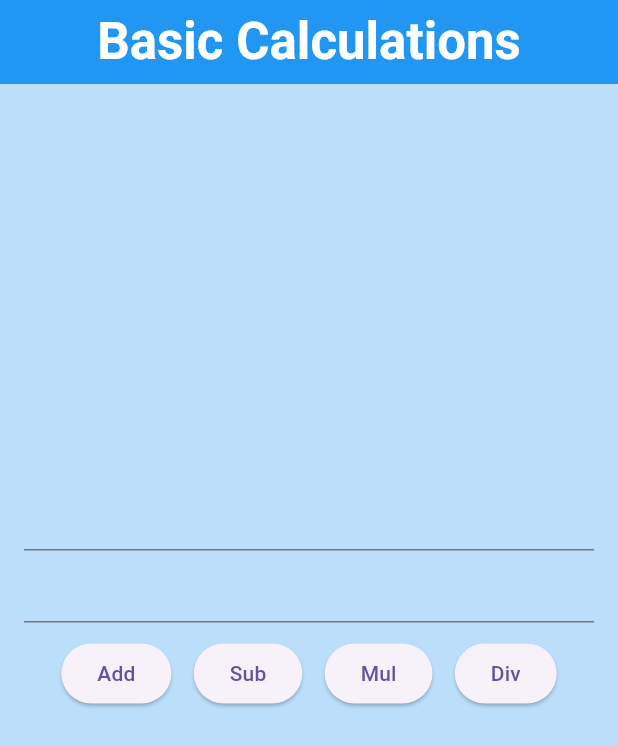
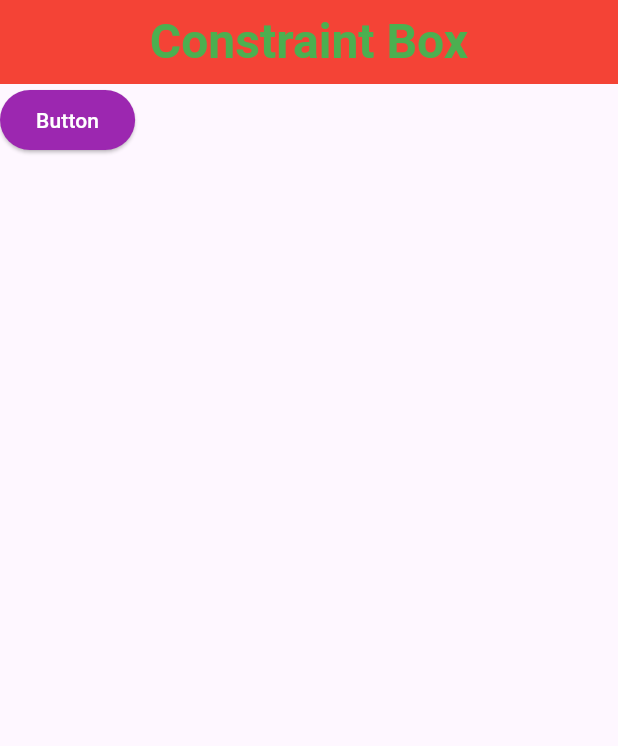
Before and after one commit to Md-Raju-Mia/flutter_development_journey_with_wscubeTech, a Flutter app: the screen it shows after launch, on a phone screen of 412 x 824 dp. Shown: the top 746 px of the screen. Run offline on Flutter 3.47's test engine with Material 3 defaults, Android fonts, the phone set to English and light mode, and no system bars; our stand-ins replace font_awesome_flutter.

Commit message:
constraints box

```diff
--- a/lib/main.dart
+++ b/lib/main.dart
@@ -72,8 +72,6 @@ class _MyHomePageState extends State<MyHomePage> {
         title: Text(widget.title),
       ),*/
 
-
-
 ///Container & Center widget
 // body: Center(
 //   child: Container(
@@ -84,7 +82,6 @@ class _MyHomePageState extends State<MyHomePage> {
 //
 //   ),
 // ),
-
 
 ///Text widget
 // body: Text('Hello Flutter Devs', style: TextStyle(
@@ -108,7 +105,6 @@ class _MyHomePageState extends State<MyHomePage> {
 //   },
 // ),
 
-
 ///ElevatedButton (shadow button)
 // body: ElevatedButton(
 //     child: Text('Elevated Button'),
@@ -126,8 +122,6 @@ class _MyHomePageState extends State<MyHomePage> {
 //       print('Outlined Button Pressed');
 //   },
 // ),
-
-
 
 ///Add Image In App
 ///Steps:
@@ -207,6 +201,7 @@ class _MyHomePageState extends State<MyHomePage> {
         ),
       ),
 */
+
 ///Row
 /*body: Container(
         ///horizontal width for Row
@@ -242,7 +237,6 @@ class _MyHomePageState extends State<MyHomePage> {
           ],
         ),
       ),*/
-
 
 /// Inkwell widget: It responds to the touch action as performed by the user.
 
@@ -279,7 +273,6 @@ class _MyHomePageState extends State<MyHomePage> {
         ),
       ),*/
 
-
 ///SCROLLVIEW AND ITS TYPES
 ///Vertical + Horizontal
 
@@ -392,7 +385,6 @@ class _MyHomePageState extends State<MyHomePage> {
           ),
         ],
       )*/
-
 
 ///List view for fetch api data
 /*      body: ListView.builder(itemBuilder: (context, index){
@@ -482,7 +474,6 @@ class _MyHomePageState extends State<MyHomePage> {
         ),
       ),*/
 
-
 ///Expanded Widget
 /*   body: Row(
         // mainAxisAlignment: MainAxisAlignment.center,
@@ -527,7 +518,6 @@ class _MyHomePageState extends State<MyHomePage> {
         padding: EdgeInsets.only(top:11, left: 34), // Give padding for your selected side
         child: Text('Hello World!', style: TextStyle(fontSize: 25),),
       ),*/
-
 
 /*** Margin ***/
 /*body: Container(
@@ -561,7 +551,6 @@ class _MyHomePageState extends State<MyHomePage> {
           return Divider(height: 20, thickness: 4,);
           },
         )*/
-
 
 ///Circle-Avatar
 //---It is simply a circle in which we can add background color, background image or just some text
@@ -585,7 +574,6 @@ class _MyHomePageState extends State<MyHomePage> {
         // ),
       ),*/
 
-
 ///Custom Font in App
 // body: Center(
 //   child: Text(
@@ -598,8 +586,6 @@ class _MyHomePageState extends State<MyHomePage> {
 //     ),
 //   ),
 // ),
-
-
 
 ///Styles & Themes
 // body: Column(
@@ -623,11 +609,6 @@ class _MyHomePageState extends State<MyHomePage> {
 //   ],
 // ),
 
-
-
-
-
-
 ///CardWidget
 
 /*     body: Center(
@@ -650,7 +631,6 @@ class _MyHomePageState extends State<MyHomePage> {
         ),
       ),*/
 
-
 ///Adding Text Input Widgets(TextField)
 // A TextField is an input element which hold the alphanumeric data, such as name, password, address etc
 // Enable the user to enter text information using a programmable code
@@ -739,7 +719,6 @@ class _MyHomePageState extends State<MyHomePage> {
           )
       ),*/
 
-
 ///Getting current Date & Time
 /*body: Center(
         child: Container(
@@ -843,7 +822,6 @@ class _MyHomePageState extends State<MyHomePage> {
           ],
         ),
       )*/
-
 
 ///Grid-View with container
 // body: Container(
@@ -886,10 +864,6 @@ class _MyHomePageState extends State<MyHomePage> {
 //   ),
 // )
 
-
-
-
-
 ///Grid-View without container and padding
 /*    body: Column(
           children: [
@@ -913,7 +887,7 @@ class _MyHomePageState extends State<MyHomePage> {
             ),
 
               //use gridview.extent when you want to show your grid based on screen size..
-          *//*    child: GridView.extent(
+          */ /*    child: GridView.extent(
                 maxCrossAxisExtent: 100,
                 crossAxisSpacing: 11,
                 mainAxisSpacing: 11,
@@ -927,11 +901,10 @@ class _MyHomePageState extends State<MyHomePage> {
                   Container(color: arrcolors[6]),
                   Container(color: arrcolors[7]),
                 ],
-              ),*//*
+              ),*/ /*
 
           ],
         )*/
-
 
 ///Grid-view builder dynamic for unknown size of data
 /*     body: GridView.builder(itemBuilder: (context, index) {
@@ -948,28 +921,20 @@ class _MyHomePageState extends State<MyHomePage> {
       ),
       ),*/
 
-
 ///callBack function
 // Data flow, Data passing
 /*  body: ElevatedButton(
           onPressed: callBack, child: Text('Click Me!!')),*/
 
-
-
 ///Custom Widget
 ///Spliting the app into widgets
 //My created/build widgets
 
-
-
-
 /*
     );
   }
 }
 */
-
-
 
 ///--------------------------------------------------------------------------------------------------
 // void main() {
@@ -1183,7 +1148,6 @@ class _MyHomePageState extends State<MyHomePage> {
 // }
 //
 
-
 /// Stack Widget
 //A widget that positions its children relative to the edges of its box.
 //This class is useful if you want to overlap several children in a  simple way,
@@ -1259,8 +1223,6 @@ class _MyHomePageState extends State<MyHomePage> {
     );
   }
 }*/
-
-
 
 ///Creating a new custom widget
 
@@ -1321,6 +1283,7 @@ class _MyHomePageState extends State<MyHomePage> {
 }*/
 
 /**----------------------------------------------------------------------------*/
+
 ///Wrap Widget in Flutter
 
 /*
@@ -1431,7 +1394,6 @@ class _MyHomePageState extends State<MyHomePage> {
 }
 */
 
-
 /**------------------------------------------------------------------------------*/
 
 ///SizedBox
@@ -1497,7 +1459,6 @@ class _MyHomePageState extends State<MyHomePage> {
   }
 }
 */
-
 
 ///Rich Text Widget
 /*void main(){
@@ -1597,9 +1558,7 @@ class _MyHomePageState extends State<MyHomePage> {
   }
 }*/
 
-
 /** --------------------------------------------------------------------------------*/
-
 
 ///Icon Widgets
 /*
@@ -1728,10 +1687,7 @@ class _MyHomePageState extends State<MyHomePage> {
   }
 }*/
 
-
-
 /**---------------------------------------------------------------------*/
-
 
 /*
 ///Positioned Widget
@@ -1801,6 +1757,7 @@ class _MyHomePageState extends State<MyHomePage> {
 */
 
 /**---------------------------------------------------------------------------*/
+
 ///Counter App with setState
 
 /*void main(){
@@ -1917,11 +1874,9 @@ class _MyHomePageState extends State<MyHomePage> {
 
 /**--------------------------------------------------------------------------------------*/
 
-
-
 ///setState(), Updating Correctly with stateful widgets
 
-void main(){
+/*void main(){
   runApp(MyApp());
 }
 
@@ -2060,5 +2015,74 @@ class _MyHomePageState extends State<MyHomePage> {
       ),
     );
   }
-}
+}*/
 /**------------------------------------------------------------------------*/
+
+///Constraint Box
+
+void main() {
+  runApp(MyApp());
+}
+
+class MyApp extends StatelessWidget {
+  const MyApp({super.key});
+
+  @override
+  Widget build(BuildContext context) {
+    return MaterialApp(debugShowCheckedModeBanner: false, home: MyHomePage());
+  }
+}
+
+class MyHomePage extends StatefulWidget {
+  const MyHomePage({super.key});
+
+  @override
+  State<MyHomePage> createState() => _MyHomePageState();
+}
+
+class _MyHomePageState extends State<MyHomePage> {
+  @override
+  Widget build(BuildContext context) {
+    return Scaffold(
+      appBar: AppBar(
+        title: Center(
+          child: Text(
+            'Constraint Box',
+            style: TextStyle(
+              fontWeight: FontWeight.bold,
+              fontSize: 32,
+              color: Colors.green,
+            ),
+          ),
+        ),
+        backgroundColor: Colors.red,
+      ),
+
+      body: ConstrainedBox(
+        constraints: BoxConstraints(
+          maxWidth: 200,
+          maxHeight: 100,
+        ),
+        child:
+        // Text('Hello World!, Hello Developer, Hello Raju, Hig Raju , What are you doin,  ',
+        //   style: TextStyle(
+        //     fontSize: 21,
+        //     overflow: TextOverflow.fade,
+        //   ),
+        // ),
+        ElevatedButton(
+            onPressed: (){
+
+            }, child: Text(
+            'Button'
+        ),
+          style: ElevatedButton.styleFrom(
+            backgroundColor: Colors.purple,
+            foregroundColor: Colors.white,
+          ),
+        )
+
+      ),
+    );
+  }
+}
```
Lines whose indentation alone changed are shown as unchanged.
